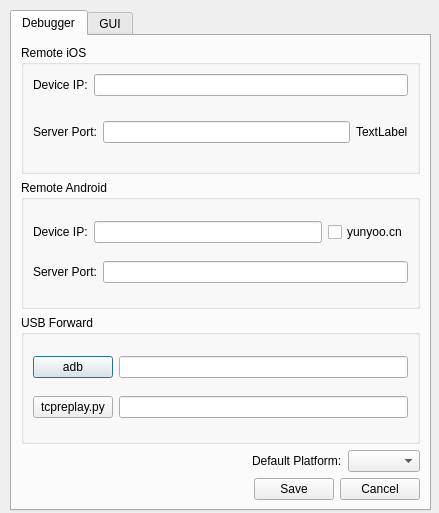
The window that gui/Src/Gui/SettingsDialog.ui (vpand/X64Dbg) describes before a commit, drawn with Qt 5.
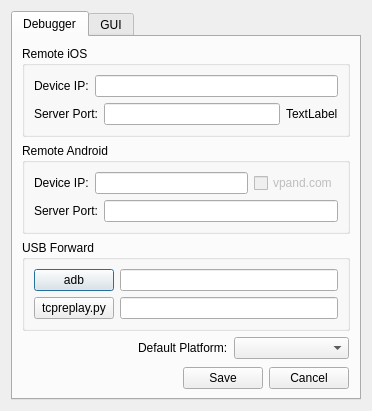
The same window after the commit. Icons and pictures are not drawn.

What changed in the file:
```diff
--- a/gui/Src/Gui/SettingsDialog.ui
+++ b/gui/Src/Gui/SettingsDialog.ui
@@ -6,8 +6,8 @@
    <rect>
     <x>0</x>
     <y>0</y>
-    <width>439</width>
-    <height>513</height>
+    <width>372</width>
+    <height>379</height>
    </rect>
   </property>
   <property name="sizePolicy">
@@ -26,15 +26,9 @@
   <property name="autoFillBackground">
    <bool>true</bool>
   </property>
+  <layout class="QGridLayout" name="gridLayout">
+   <item row="0" column="0">
   <widget class="QTabWidget" name="tabWidget">
-   <property name="geometry">
-    <rect>
-     <x>10</x>
-     <y>10</y>
-     <width>421</width>
-     <height>501</height>
-    </rect>
-   </property>
    <property name="autoFillBackground">
     <bool>true</bool>
    </property>
@@ -48,7 +42,7 @@
     <attribute name="title">
      <string>Debugger</string>
     </attribute>
-    <layout class="QVBoxLayout" name="verticalLayout_4">
+      <layout class="QVBoxLayout" name="verticalLayout_4" stretch="0,0,0,1,0,1">
      <item>
       <widget class="QGroupBox" name="groupBox">
        <property name="title">
@@ -116,8 +110,11 @@
           </item>
           <item>
            <widget class="QCheckBox" name="checkBoxCloud">
+              <property name="enabled">
+               <bool>false</bool>
+              </property>
             <property name="text">
-             <string>yunyoo.cn</string>
+               <string>vpand.com</string>
             </property>
            </widget>
           </item>
@@ -184,7 +181,7 @@
       </widget>
      </item>
      <item>
-      <layout class="QHBoxLayout" name="horizontalLayout_2">
+        <layout class="QHBoxLayout" name="horizontalLayout_2" stretch="1,0,1,0">
        <item>
         <spacer name="horizontalSpacer">
          <property name="orientation">
@@ -208,10 +205,36 @@
        <item>
         <widget class="QComboBox" name="comboBoxDefPlatform"/>
        </item>
+         <item>
+          <spacer name="horizontalSpacer_3">
+           <property name="orientation">
+            <enum>Qt::Horizontal</enum>
+           </property>
+           <property name="sizeHint" stdset="0">
+            <size>
+             <width>1</width>
+             <height>20</height>
+            </size>
+           </property>
+          </spacer>
+         </item>
       </layout>
      </item>
      <item>
-      <layout class="QHBoxLayout" name="horizontalLayout">
+        <spacer name="verticalSpacer">
+         <property name="orientation">
+          <enum>Qt::Vertical</enum>
+         </property>
+         <property name="sizeHint" stdset="0">
+          <size>
+           <width>20</width>
+           <height>2</height>
+          </size>
+         </property>
+        </spacer>
+       </item>
+       <item>
+        <layout class="QHBoxLayout" name="horizontalLayout" stretch="1,0,0,0">
        <item>
         <spacer name="horizontalSpacerSaveCancel">
          <property name="orientation">
@@ -242,6 +265,19 @@
          </property>
         </widget>
        </item>
+         <item>
+          <spacer name="horizontalSpacer_2">
+           <property name="orientation">
+            <enum>Qt::Horizontal</enum>
+           </property>
+           <property name="sizeHint" stdset="0">
+            <size>
+             <width>1</width>
+             <height>20</height>
+            </size>
+           </property>
+          </spacer>
+         </item>
       </layout>
      </item>
     </layout>
@@ -343,6 +379,8 @@
     </layout>
    </widget>
   </widget>
+   </item>
+  </layout>
  </widget>
  <tabstops>
   <tabstop>tabWidget</tabstop>
```
Lines whose indentation alone changed are shown as unchanged.
